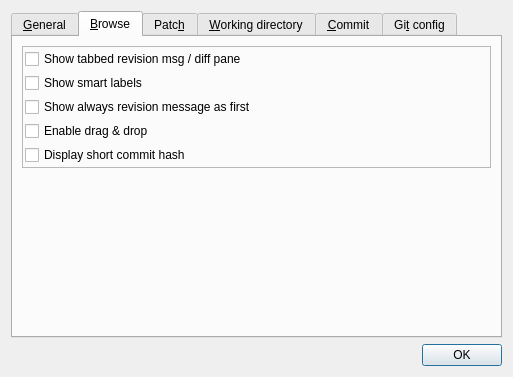
Qt form src/settings.ui (tibirna/qgit) before a commit.
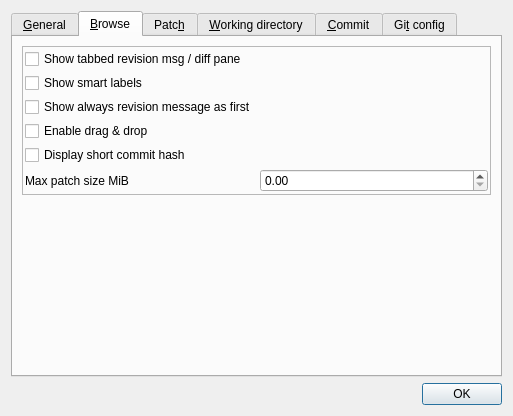
The same form after that commit. The open tabs and pages were chosen to show the change. Icons and pictures are not drawn.

Commit message:
PatchContent shows changes only for selected file if size of patch text exceeds configured limit.
Added configuration option "Max patch size MiB".
If size of patch text exceeds that limit - PatchContent splits it into per-file change
and shows changes for each selected file separately.
Otherwise - no changes, will be shown entire patch content.

```diff
--- a/src/settings.ui
+++ b/src/settings.ui
@@ -7,7 +7,7 @@
     <x>0</x>
     <y>0</y>
     <width>513</width>
-    <height>377</height>
+    <height>416</height>
    </rect>
   </property>
   <property name="sizePolicy">
@@ -576,6 +576,27 @@
                 </property>
                </widget>
               </item>
+              <item>
+               <layout class="QHBoxLayout" name="horizontalLayout_3">
+                <item>
+                 <widget class="QLabel" name="textLabelMaxPatchSize">
+                  <property name="text">
+                   <string>Max patch size MiB</string>
+                  </property>
+                  <property name="textFormat">
+                   <enum>Qt::PlainText</enum>
+                  </property>
+                 </widget>
+                </item>
+                <item>
+                 <widget class="QDoubleSpinBox" name="doubleSpinBoxMaxPatchSize">
+                  <property name="toolTip">
+                   <string>Bigger patches will be shown by-file</string>
+                  </property>
+                 </widget>
+                </item>
+               </layout>
+              </item>
              </layout>
             </item>
            </layout>
```
Left out of the diff: 16 changed lines with no effect on the pictures. The commit also changes 6 other files.
